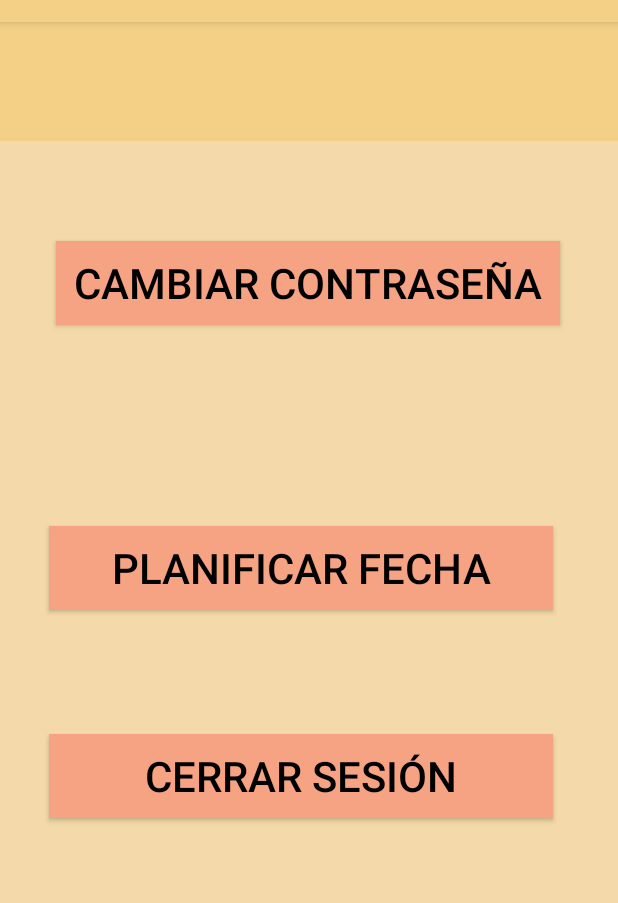
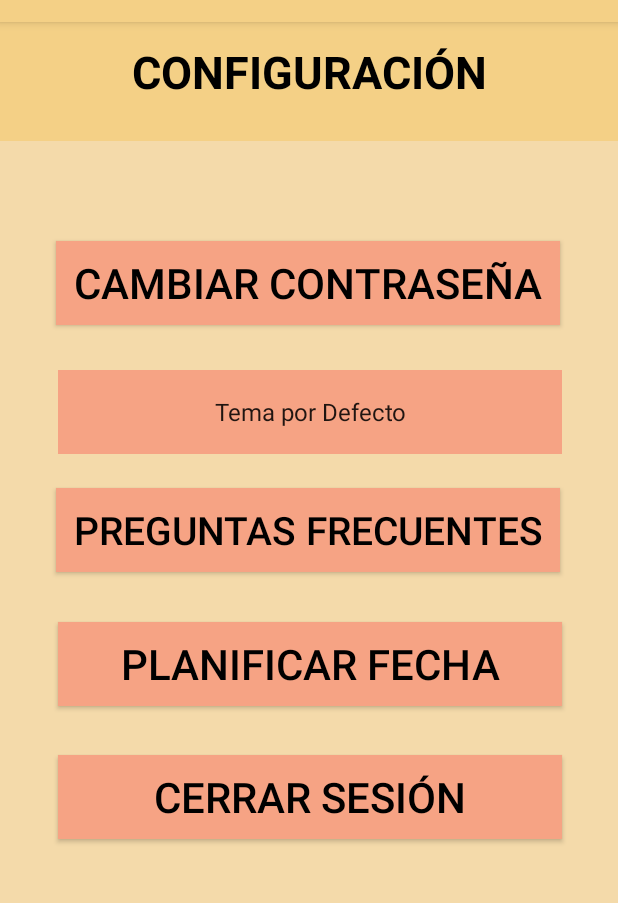
Before and after one commit to alepagu/APGMotor, an Android app built with Jetpack Compose: the Configuracion_apgmotor screen opened directly, with no data from a screen before it, on a phone screen of 412 x 824 dp, the part 62-965 px from its top. Run offline under Robolectric (Android 15) with nearby library versions, the phone set to English and light mode, and no system bars.

Commit message:
The commit includes DropDownMenu(Spinner) list and new activity created.

```diff
--- a/app/build.gradle.kts
+++ b/app/build.gradle.kts
@@ -71,4 +71,5 @@ dependencies {
     androidTestImplementation(libs.androidx.ui.test.junit4)
     debugImplementation(libs.androidx.ui.tooling)
     debugImplementation(libs.androidx.ui.test.manifest)
+    implementation(kotlin("script-runtime"))
 }
--- a/app/src/main/java/com/example/apgmotor/Configuracion_apgmotor.kt
+++ b/app/src/main/java/com/example/apgmotor/Configuracion_apgmotor.kt
@@ -2,11 +2,13 @@ package com.example.apgmotor
 
 import android.content.Intent
 import android.os.Bundle
+import android.view.View
+import android.widget.AdapterView
+import android.widget.ArrayAdapter
 import android.widget.Button
+import android.widget.Spinner
 import androidx.activity.enableEdgeToEdge
 import androidx.appcompat.app.AppCompatActivity
-import androidx.core.view.ViewCompat
-import androidx.core.view.WindowInsetsCompat
 
 class Configuracion_apgmotor : AppCompatActivity() {
     override fun onCreate(savedInstanceState: Bundle?) {
@@ -20,5 +22,28 @@ class Configuracion_apgmotor : AppCompatActivity() {
             val intent: Intent = Intent(this, Cambiarcontrasenna_apgmotor:: class.java)
             startActivity(intent)
         }
+
+       //Añadir lista de compornentes al Desplegable de esta pantalla
+        val desplegable: Spinner = findViewById(R.id.desplegabletemas)
+
+        val opciones = arrayOf("Tema por Defecto", "Tema Claro", "Tema Oscuro")
+
+        // Adaptador para que el desplegable recoja los valores
+        val adaptador = ArrayAdapter(this, android.R.layout.simple_spinner_item, opciones)
+        adaptador.setDropDownViewResource(android.R.layout.simple_spinner_dropdown_item)
+        desplegable.adapter = adaptador
+
+        // Funcionalidad del desplegable segúl la selección
+        desplegable.onItemSelectedListener = object : AdapterView.OnItemSelectedListener {
+            override fun onItemSelected(parent: AdapterView<*>, view: View, position: Int, id: Long) {
+                val opcionSeleccionada = opciones[position]
+                // Hacer algo con la opción seleccionada
+            }
+
+            override fun onNothingSelected(parent: AdapterView<*>) {
+                // Acción cuando no se ha seleccionado nada
+            }
+        }
+
     }
 }
--- a/app/src/main/res/layout/activity_configuracion_apgmotor.xml
+++ b/app/src/main/res/layout/activity_configuracion_apgmotor.xml
@@ -1,11 +1,13 @@
 <?xml version="1.0" encoding="utf-8"?>
-<androidx.constraintlayout.widget.ConstraintLayout xmlns:android="http://schemas.android.com/apk/res/android"
+<androidx.constraintlayout.widget.ConstraintLayout
+    xmlns:android="http://schemas.android.com/apk/res/android"
     xmlns:app="http://schemas.android.com/apk/res-auto"
     xmlns:tools="http://schemas.android.com/tools"
     android:id="@+id/main"
     android:layout_width="match_parent"
     android:layout_height="match_parent"
     android:background="#F4D086"
+    android:focusableInTouchMode="true"
     tools:context=".Configuracion_apgmotor">
 
     <TextView
@@ -16,9 +18,11 @@
         android:textColor="#000000"
         android:textSize="30sp"
         android:textStyle="bold"
+        app:layout_constraintBottom_toBottomOf="parent"
         app:layout_constraintEnd_toEndOf="parent"
         app:layout_constraintStart_toStartOf="parent"
-        tools:layout_editor_absoluteY="69dp" />
+        app:layout_constraintTop_toTopOf="parent"
+        app:layout_constraintVertical_bias="0.088" />
 
     <TextView
         android:id="@+id/textView9"
@@ -33,7 +37,7 @@
         app:layout_constraintVertical_bias="0.458" />
 
     <Button
-        android:id="@+id/button2"
+        android:id="@+id/btn_cerrarsesion"
         android:layout_width="336dp"
         android:layout_height="56dp"
         android:background="#F6A384"
@@ -42,10 +46,10 @@
         android:textSize="28sp"
         app:layout_constraintBottom_toBottomOf="parent"
         app:layout_constraintEnd_toEndOf="parent"
-        app:layout_constraintHorizontal_bias="0.426"
+        app:layout_constraintHorizontal_bias="0.506"
         app:layout_constraintStart_toStartOf="parent"
         app:layout_constraintTop_toTopOf="parent"
-        app:layout_constraintVertical_bias="0.691" />
+        app:layout_constraintVertical_bias="0.709" />
 
     <Button
         android:id="@+id/btn_cambcont"
@@ -63,17 +67,48 @@
         app:layout_constraintVertical_bias="0.263" />
 
     <Button
-        android:id="@+id/button4"
+        android:id="@+id/btn_pfecha"
         android:layout_width="336dp"
         android:layout_height="56dp"
-        android:layout_marginBottom="376dp"
         android:background="#F6A384"
         android:text="Planificar Fecha"
         android:textColor="#000000"
         android:textSize="28sp"
         app:layout_constraintBottom_toBottomOf="parent"
         app:layout_constraintEnd_toEndOf="parent"
-        app:layout_constraintHorizontal_bias="0.426"
-        app:layout_constraintStart_toStartOf="parent" />
+        app:layout_constraintHorizontal_bias="0.506"
+        app:layout_constraintStart_toStartOf="parent"
+        app:layout_constraintTop_toTopOf="parent"
+        app:layout_constraintVertical_bias="0.594" />
+
+    <Spinner
+        android:id="@+id/desplegabletemas"
+        android:layout_width="336dp"
+        android:layout_height="56dp"
+        android:background="#F6A384"
+        android:spinnerMode="dropdown"
+        android:textAlignment="center"
+        app:layout_constraintBottom_toBottomOf="parent"
+        app:layout_constraintEnd_toEndOf="parent"
+        app:layout_constraintHorizontal_bias="0.506"
+        app:layout_constraintStart_toStartOf="parent"
+        app:layout_constraintTop_toTopOf="parent"
+        app:layout_constraintVertical_bias="0.375" />
+
+    <Button
+        android:id="@+id/btn_faq"
+        android:layout_width="336dp"
+        android:layout_height="56dp"
+        android:background="#F6A384"
+        android:text="Preguntas Frecuentes"
+        android:textColor="#000000"
+        android:textSize="26dp"
+        app:layout_constraintBottom_toBottomOf="parent"
+        app:layout_constraintEnd_toEndOf="parent"
+        app:layout_constraintHorizontal_bias="0.493"
+        app:layout_constraintStart_toStartOf="parent"
+        app:layout_constraintTop_toTopOf="parent"
+        app:layout_constraintVertical_bias="0.477" />
+
 
 </androidx.constraintlayout.widget.ConstraintLayout>
```
Also changed, not shown: app/src/main/java/com/example/apgmotor/Basedatos_apgmotor.kt (added, +57 -0 lines), app/src/main/res/layout/list_item.xml (deleted, +0 -11 lines), app/src/main/res/layout/pruebas.xml (added, +8 -0 lines), 1 other file.
